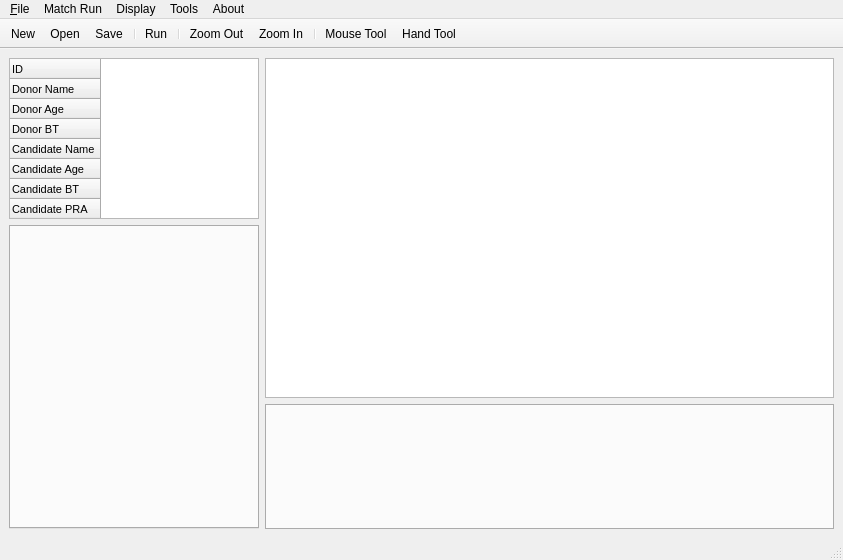
Qt form KPD GUI/MainWindow.ui (mathieubray/KPDGUI) before a commit.
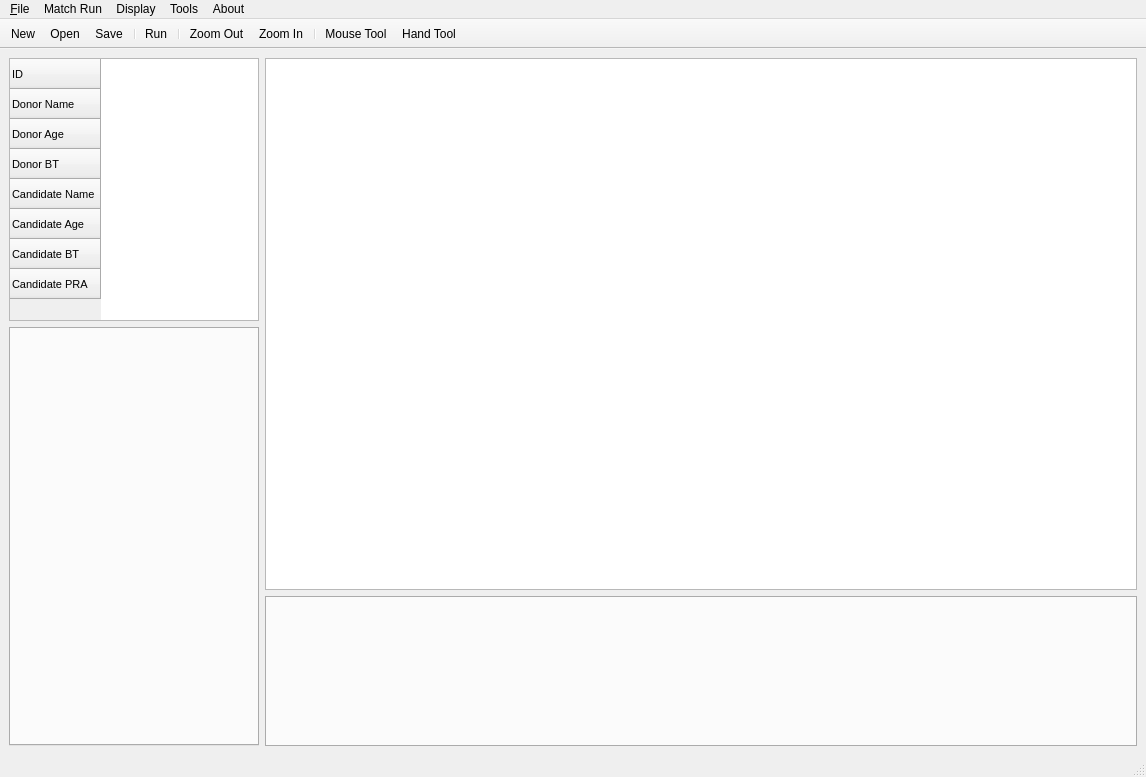
The same form after that commit. Icons and pictures are not drawn. Custom widgets are drawn as their Qt base class.

What changed in the file:
```diff
--- a/KPD GUI/MainWindow.ui
+++ b/KPD GUI/MainWindow.ui
@@ -6,8 +6,8 @@
    <rect>
     <x>0</x>
     <y>0</y>
-    <width>843</width>
-    <height>560</height>
+    <width>1146</width>
+    <height>777</height>
    </rect>
   </property>
   <property name="minimumSize">
@@ -31,20 +31,18 @@
   </property>
   <widget class="QWidget" name="centralwidget">
    <layout class="QGridLayout" name="gridLayout">
-    <item row="0" column="0" rowspan="2">
-     <layout class="QVBoxLayout" name="verticalLayout">
-      <item>
+    <item row="0" column="0">
        <widget class="QTableWidget" name="tableWidget">
         <property name="minimumSize">
          <size>
           <width>250</width>
-          <height>161</height>
+        <height>263</height>
          </size>
         </property>
         <property name="maximumSize">
          <size>
           <width>250</width>
-          <height>161</height>
+        <height>263</height>
          </size>
         </property>
         <property name="verticalScrollBarPolicy">
@@ -81,13 +79,13 @@
          <number>27</number>
         </attribute>
         <attribute name="verticalHeaderDefaultSectionSize">
-         <number>20</number>
+       <number>30</number>
         </attribute>
         <attribute name="verticalHeaderHighlightSections">
          <bool>false</bool>
         </attribute>
         <attribute name="verticalHeaderMinimumSectionSize">
-         <number>16</number>
+       <number>20</number>
         </attribute>
         <row>
          <property name="text">
@@ -272,34 +270,7 @@
         </item>
        </widget>
       </item>
-      <item>
-       <widget class="QTabWidget" name="tabWidget">
-        <property name="minimumSize">
-         <size>
-          <width>250</width>
-          <height>0</height>
-         </size>
-        </property>
-        <property name="maximumSize">
-         <size>
-          <width>250</width>
-          <height>16777215</height>
-         </size>
-        </property>
-        <property name="tabPosition">
-         <enum>QTabWidget::West</enum>
-        </property>
-        <property name="tabShape">
-         <enum>QTabWidget::Triangular</enum>
-        </property>
-        <property name="currentIndex">
-         <number>-1</number>
-        </property>
-       </widget>
-      </item>
-     </layout>
-    </item>
-    <item row="0" column="1">
+    <item row="0" column="1" rowspan="2">
      <widget class="KPDGUIGraphicsView" name="graphicsView">
       <property name="minimumSize">
        <size>
@@ -315,18 +286,43 @@
       </property>
      </widget>
     </item>
-    <item row="1" column="1">
+    <item row="1" column="0" rowspan="2">
+     <widget class="QTabWidget" name="tabWidget">
+      <property name="minimumSize">
+       <size>
+        <width>250</width>
+        <height>0</height>
+       </size>
+      </property>
+      <property name="maximumSize">
+       <size>
+        <width>250</width>
+        <height>16777215</height>
+       </size>
+      </property>
+      <property name="tabPosition">
+       <enum>QTabWidget::West</enum>
+      </property>
+      <property name="tabShape">
+       <enum>QTabWidget::Triangular</enum>
+      </property>
+      <property name="currentIndex">
+       <number>-1</number>
+      </property>
+     </widget>
+    </item>
+    <item row="2" column="1">
      <widget class="KPDGUIConsole" name="consoleWidget">
       <property name="minimumSize">
        <size>
         <width>480</width>
-        <height>125</height>
+        <height>150</height>
        </size>
       </property>
       <property name="maximumSize">
        <size>
         <width>16777215</width>
-        <height>125</height>
+        <height>150</height>
        </size>
       </property>
       <property name="tabPosition">
@@ -350,8 +346,8 @@
     <rect>
      <x>0</x>
      <y>0</y>
-     <width>843</width>
-     <height>21</height>
+     <width>1146</width>
+     <height>31</height>
     </rect>
    </property>
    <widget class="QMenu" name="menuFile">
```
Left out of the diff: 4 changed lines with no effect on the pictures. Lines whose indentation alone changed are shown as unchanged.
